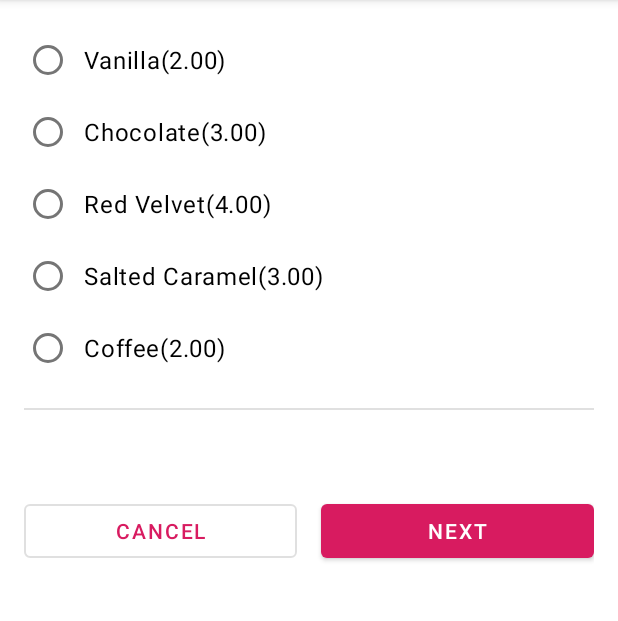
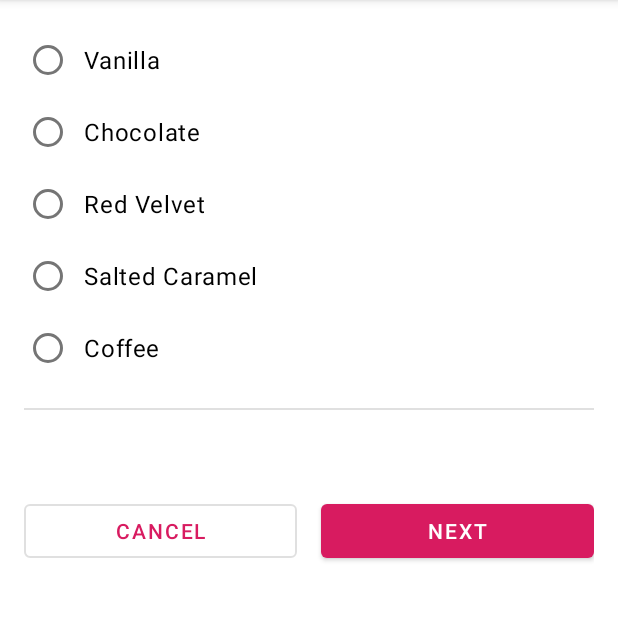
Before and after one commit to vickyvikas514/OrderCupcake, an Android app: the FlavorFragment screen opened through its navigation route, on a phone screen of 412 x 824 dp, the part 84-705 px from its top. Run offline under Robolectric (Android 15) with nearby library versions, the phone set to English and light mode, and no system bars; our stand-ins replace data binding, navigation-ui; 2 statements that could not run were skipped.

Commit message:
update in names of flavor

```diff
--- a/app/src/main/res/values/strings.xml
+++ b/app/src/main/res/values/strings.xml
@@ -24,11 +24,11 @@
     <string name="six_cupcakes">Six Cupcakes</string>
     <string name="twelve_cupcakes">Twelve Cupcakes</string>
     <string name="choose_flavor">Choose Flavor</string>
-    <string name="vanilla">Vanilla(2.00)</string>
-    <string name="chocolate">Chocolate(3.00)</string>
-    <string name="red_velvet">Red Velvet(4.00)</string>
-    <string name="salted_caramel">Salted Caramel(3.00)</string>
-    <string name="coffee">Coffee(2.00)</string>
+    <string name="vanilla">Vanilla</string>
+    <string name="chocolate">Chocolate</string>
+    <string name="red_velvet">Red Velvet</string>
+    <string name="salted_caramel">Salted Caramel</string>
+    <string name="coffee">Coffee</string>
     <string name="special_flavor">Special Flavor</string>
     <string name="cancel">Cancel</string>
     <string name="next">Next</string>
```
Also changed, not shown: app/src/main/java/com/example/cupcake/SummaryFragment.kt (line endings or trailing spaces).
